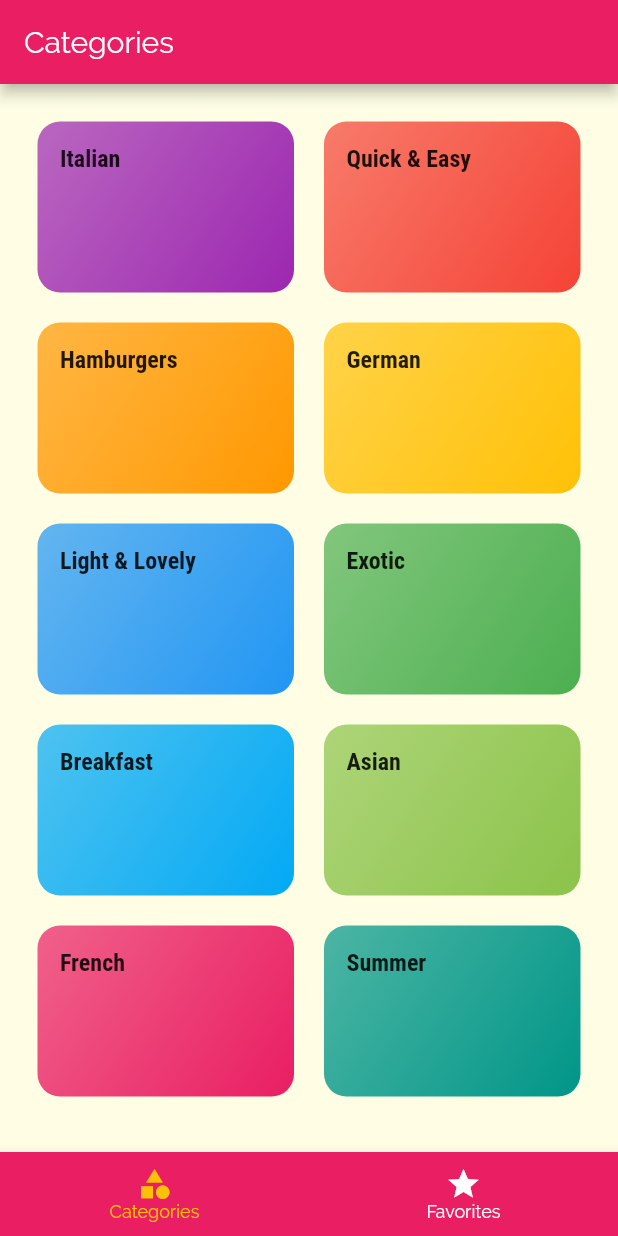
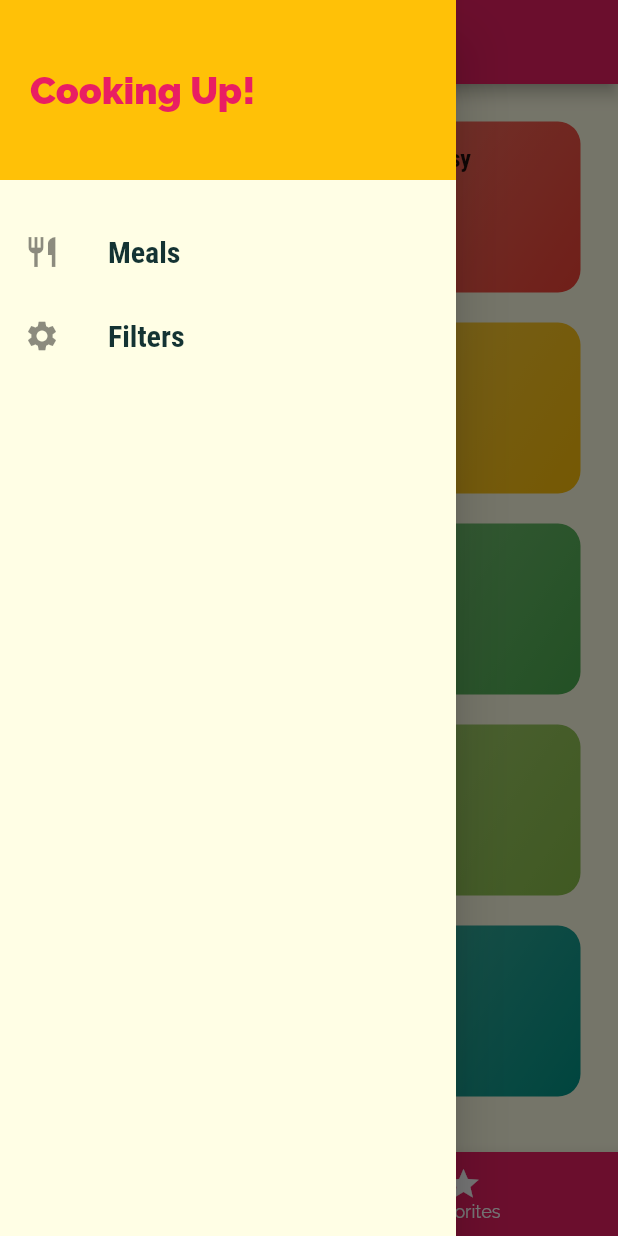
Before and after one commit to simongomes/flutter-meals-app, a Flutter app: the screen it shows after launch, with the side drawer open (before the commit the screen has no drawer), on a phone screen of 412 x 824 dp. Run offline on Flutter 3.47's test engine with Material 2 defaults, Android fonts, the phone set to English and light mode, and no system bars.

Commit message:
Drawer (NavDrawer) and Drawer items added

```diff
--- a/lib/screens/tabs_screen.dart
+++ b/lib/screens/tabs_screen.dart
@@ -1,4 +1,5 @@
 import 'package:flutter/material.dart';
+import '../widgets/main_drawer.dart';
 import '../screens/categories_screen.dart';
 import '../screens/favorites_screen.dart';
 
@@ -33,6 +34,7 @@ class _TabsScreenState extends State<TabsScreen> {
       appBar: AppBar(
         title: Text(_pages[_selectedPageIndex]['title']),
       ),
+      drawer: MainDrawer(),
       body: _pages[_selectedPageIndex]['page'],
       bottomNavigationBar: BottomNavigationBar(
         onTap: _selectPage,
--- /dev/null
+++ b/lib/widgets/main_drawer.dart
@@ -0,0 +1,40 @@
+import 'package:flutter/material.dart';
+
+class MainDrawer extends StatelessWidget {
+  Widget buildListTile(String title, IconData iconData) {
+    return ListTile(
+      leading: Icon(iconData),
+      title: Text(title, style: TextStyle(
+        fontFamily: "RobotoCondensed",
+        fontSize: 20,
+        fontWeight: FontWeight.bold,
+      ),),
+      onTap: () {
+        //...
+      },
+    );
+  }
+
+  @override
+  Widget build(BuildContext context) {
+    return Drawer(
+      child: Column(children: <Widget>[
+        Container(
+          height: 120,
+          width: double.infinity,
+          padding: EdgeInsets.all(20),
+          alignment: Alignment.centerLeft,
+          color: Theme.of(context).accentColor,
+          child: Text("Cooking Up!", style: TextStyle(
+            fontWeight: FontWeight.w900,
+            fontSize: 25,
+            color: Theme.of(context).primaryColor
+          ),),
+        ),
+        SizedBox(height: 20,),
+        buildListTile("Meals", Icons.restaurant),
+        buildListTile("Filters", Icons.settings),
+      ],),
+    );
+  }
+}
```
